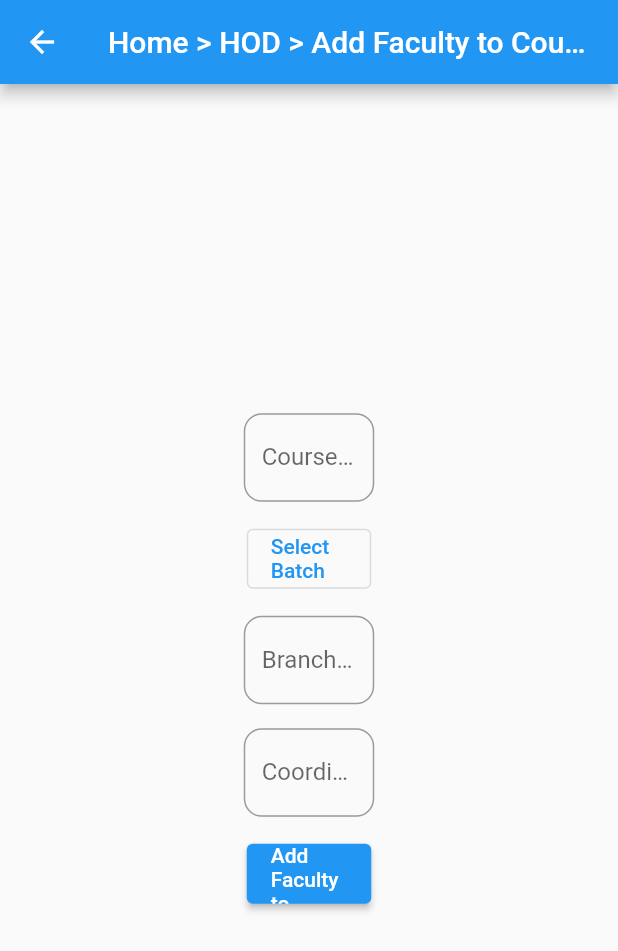
After one commit to sampathbalivada/co-platform-flutter, a Flutter app: the AddFacultyToCourse screen opened by its route, on a phone screen of 412 x 824 dp. The commit adds this screen. Shown: the top 951 px of the screen. Run offline on Flutter 3.47's test engine with Material 2 defaults, Android fonts, the phone set to English and light mode, and no system bars; our stand-ins replace supabase; accounts and stored records are empty.

Commit message:
add faculty to the course page added

```diff
--- a/lib/main.dart
+++ b/lib/main.dart
@@ -4,6 +4,7 @@ import 'package:co_attainment_platform/pages/assgin_co_threshold.dart';
 import 'package:co_attainment_platform/pages/upload_marks.dart';
 import 'package:flutter/material.dart';
 
+import 'pages/add_faculty_to_course.dart';
 import 'pages/home.dart';
 import 'pages/login.dart';
 import 'pages/update_co_threshold.dart';
@@ -31,6 +32,8 @@ class MainApp extends StatelessWidget {
         "/assign_co_threshold": (context) =>
             AssignCOThresholdPage(model: _model),
         "/check_statistics": (context) => UploadMarks(model: _model),
+        "/add_faculty_to_course": (context) =>
+            AddFacultyToCourse(model: _model),
         "/update_co_threshold": (context) =>
             UpdateCOThresholdPage(model: _model),
       },
--- a/lib/models/model.dart
+++ b/lib/models/model.dart
@@ -27,7 +27,7 @@ class COPlatform extends Model {
 
   Map<String, List> _tasks = {
     "Faculty": ["Upload Marks"],
-    "HOD": ["Calculate Statistics", "Add Course"],
+    "HOD": ["Calculate Statistics", "Add Course", "Add Faculty to Course"],
     "Course Coordinator": ["Assign CO Threshold"],
     "Common": ["Check Statistics"]
   };
--- /dev/null
+++ b/lib/pages/add_faculty_to_course.dart
@@ -0,0 +1,169 @@
+import 'package:flutter/material.dart';
+
+class AddFacultyToCourse extends StatefulWidget {
+  final model;
+  AddFacultyToCourse({@required this.model});
+  @override
+  _AddFacultyToCourseState createState() => _AddFacultyToCourseState();
+}
+
+class _AddFacultyToCourseState extends State<AddFacultyToCourse> {
+  bool _isloading = false;
+  TextEditingController courseCode = TextEditingController();
+  TextEditingController branchCode = TextEditingController();
+
+  TextEditingController facultyEmail = TextEditingController();
+  String yearSelected = "None";
+  DateTime selectedYear = DateTime(2021);
+  showAlertDialog(BuildContext context, String title, String content) {
+    // Create button
+    Widget okButton = TextButton(
+      child: Text("OK"),
+      onPressed: () {
+        Navigator.of(context).pop();
+      },
+    );
+
+    // Create AlertDialog
+    AlertDialog alert = AlertDialog(
+      title: Text(title),
+      content: Text(content),
+      actions: [
+        okButton,
+      ],
+    );
+
+    // show the dialog
+    showDialog(
+      context: context,
+      builder: (BuildContext context) {
+        return alert;
+      },
+    );
+  }
+
+  @override
+  Widget build(BuildContext context) {
+    return Scaffold(
+      appBar: AppBar(
+        title: Text('Home > HOD > Add Faculty to Course'),
+      ),
+      body: Center(
+        child: Container(
+          width: MediaQuery.of(context).size.width * 0.25,
+          child: Column(
+            mainAxisSize: MainAxisSize.min,
+            children: [
+              buildCustomTextField(
+                  courseCode, TextInputType.text, "Course Code"),
+              Container(
+                height: 60,
+                padding: EdgeInsets.all(10),
+                width: MediaQuery.of(context).size.width,
+                child: OutlinedButton(
+                  onPressed: () {
+                    showDialog(
+                        context: context,
+                        builder: (BuildContext context) {
+                          return AlertDialog(
+                            content: Container(
+                              width: 100,
+                              height: 200,
+                              child: YearPicker(
+                                  firstDate:
+                                      DateTime(DateTime.now().year - 5, 1),
+                                  lastDate:
+                                      DateTime(DateTime.now().year + 5, 1),
+                                  initialDate: DateTime.now(),
+                                  selectedDate: selectedYear,
+                                  onChanged: (val) {
+                                    setState(() {
+                                      selectedYear = val;
+                                      yearSelected = val.year.toString();
+                                    });
+                                    Navigator.pop(context);
+                                  }),
+                            ),
+                          );
+                        });
+                  },
+                  child: Text(
+                    yearSelected == "None" ? "Select Batch" : yearSelected,
+                  ),
+                ),
+              ),
+              buildCustomTextField(
+                  branchCode, TextInputType.emailAddress, "Branch Code"),
+              buildCustomTextField(facultyEmail, TextInputType.emailAddress,
+                  "Coordinator Email"),
+              Container(
+                height: 60,
+                padding: EdgeInsets.all(10),
+                width: MediaQuery.of(context).size.width,
+                child: ElevatedButton(
+                  child: _isloading
+                      ? Center(child: CircularProgressIndicator())
+                      : Text("Add Faculty to Course"),
+                  onPressed: () async {
+                    setState(() {
+                      _isloading = true;
+                    });
+                    //add a function here
+                    bool result = await widget.model.newFunction(
+                        courseCode.text,
+                        yearSelected,
+                        facultyEmail.text,
+                        int.parse(branchCode.text));
+                    if (result) {
+                      showAlertDialog(
+                        context,
+                        'Added Faculty',
+                        'Sucessfully added ${facultyEmail.text} as faculty to the course ${courseCode.text} of batch $yearSelected and branch ${branchCode.text}',
+                      );
+                      setState(() {
+                        courseCode.text = "";
+                        facultyEmail.text = "";
+                        yearSelected = "None";
+                        _isloading = false;
+                        branchCode.text = "";
+                      });
+                    } else {
+                      setState(() {
+                        courseCode.text = "";
+                        facultyEmail.text = "";
+                        yearSelected = "None";
+                        _isloading = false;
+                        branchCode.text = "";
+                      });
+                      print("Error");
+                    }
+                  },
+                ),
+              ),
+            ],
+          ),
+        ),
+      ),
+    );
+  }
+
+  Widget buildCustomTextField(
+      TextEditingController controller, TextInputType inputType, String label,
+      {bool obscureText = false}) {
+    return Padding(
+      padding: const EdgeInsets.all(8.0),
+      child: TextField(
+        controller: controller,
+        keyboardType: inputType,
+        obscureText: obscureText,
+        decoration: InputDecoration(
+          labelText: label,
+          hintText: "Enter " + label,
+          border: OutlineInputBorder(
+            borderRadius: BorderRadius.circular(12),
+          ),
+        ),
+      ),
+    );
+  }
+}
```
